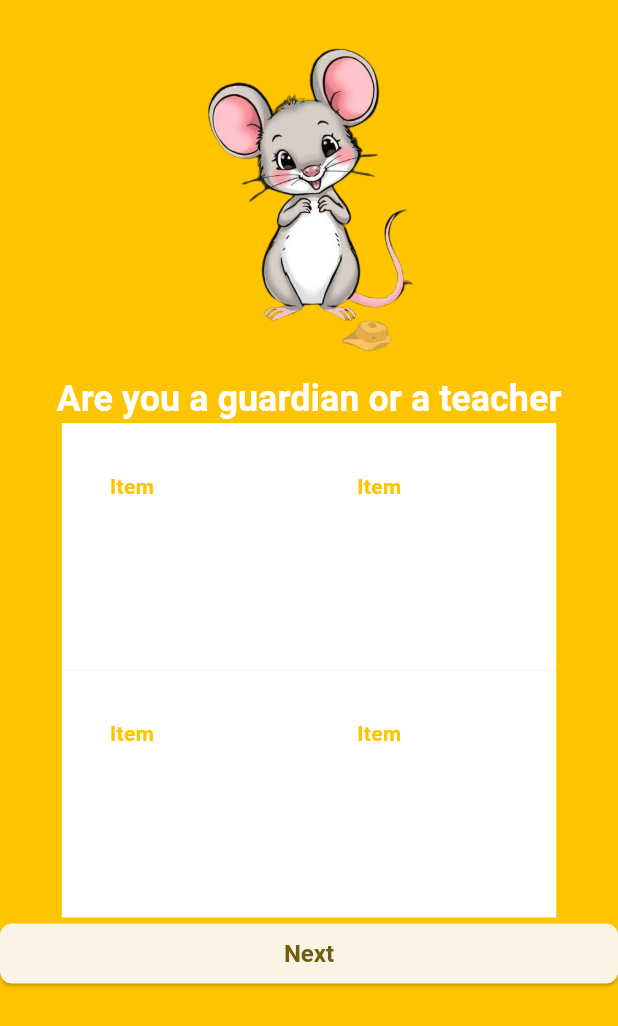
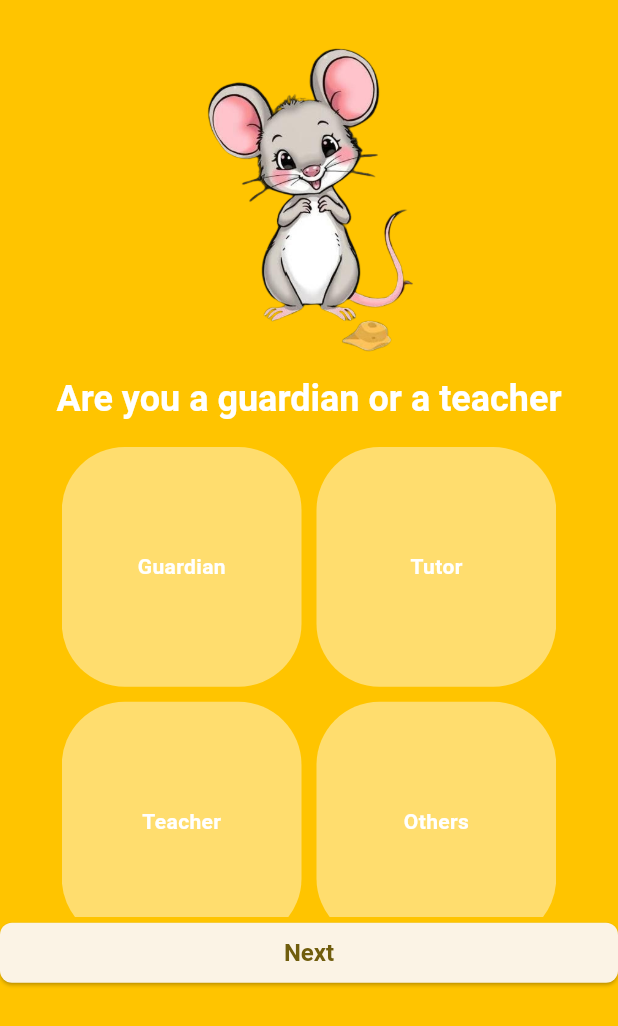
Before and after one commit to JoyObidife/za_phonics, a Flutter app: the SignupPage screen opened directly, after a tap on "Next", on a phone screen of 412 x 824 dp. Shown: the top 1026 px of the screen. Run offline on Flutter 3.47's test engine with Material 3 defaults, Android fonts, the phone set to English and light mode, and no system bars; our stand-ins replace flutter_animate.

Commit message:
implementation of type_of_user_selection

```diff
--- a/lib/pages/signup_page.dart
+++ b/lib/pages/signup_page.dart
@@ -30,7 +30,11 @@ class _SignupPageState extends State<SignupPage> {
                   height: 250,
                 ),
                 if (currentPageIndex == 0) SignupSection(),
-                if (currentPageIndex == 1) TypeOfUserSelectionSection(),
+                if (currentPageIndex == 1) TypeOfUserSelectionSection(
+                  options: ["Guardian", "Tutor", "Teacher", "Others"],
+                 onSelect: (selectedItems) => print(selectedItems),
+
+                ),
 
                 ElevatedButton(
                   style: ElevatedButton.styleFrom(
--- a/lib/widgets/type_of_user_selection_section.dart
+++ b/lib/widgets/type_of_user_selection_section.dart
@@ -1,11 +1,21 @@
 import 'package:flutter/material.dart';
 
-class TypeOfUserSelectionSection extends StatelessWidget {
-  const TypeOfUserSelectionSection({super.key});
+class TypeOfUserSelectionSection extends StatefulWidget {
+  const TypeOfUserSelectionSection({super.key, required this.options, required this.onSelect});
+  final List<String> options;
+  final Function (List<String> selectedItem) onSelect;
+  @override
+  State<TypeOfUserSelectionSection> createState() => _TypeOfUserSelectionSectionState();
+}
 
+class _TypeOfUserSelectionSectionState
+ extends State<TypeOfUserSelectionSection> {
+  Set<String> setOfSelected = {};
   @override
   Widget build(BuildContext context) {
+    var heightOfGrid = MediaQuery.of(context).size.height * 0.38;
     return Column(
+      spacing: 16,
       children: [
         Text(
           "Are you a guardian or a teacher",
@@ -15,15 +25,28 @@ class TypeOfUserSelectionSection extends StatelessWidget {
           ),
         ),
         SizedBox(
-          height: MediaQuery.of(context).size.height * 0.4,
+          height: heightOfGrid,
           width: MediaQuery.of(context).size.height * 0.4,
           child: GridView.builder(
             itemCount: 4,
             gridDelegate: SliverGridDelegateWithFixedCrossAxisCount(
               crossAxisCount: 2,
+               mainAxisSpacing: 10,
+              crossAxisSpacing: 10,
             ),
             itemBuilder: (context, index) {
-              return SelectionGridItem();
+              String item = widget.options[index];
+
+              return SelectionGridItem(
+                label: item,
+                onSelect: (){
+                  if(setOfSelected.contains(item)){
+                    setOfSelected.remove(item);
+                  }else{
+                    setOfSelected.add(item);
+                  }
+                },
+              );
             },
 
           ),
@@ -33,19 +56,42 @@ class TypeOfUserSelectionSection extends StatelessWidget {
   }
 }
 
-class SelectionGridItem extends StatelessWidget {
-  const SelectionGridItem({super.key});
+class SelectionGridItem extends StatefulWidget {
+  const SelectionGridItem({super.key, required this.label, required this.onSelect});
+  final String label;
+  final Function() onSelect;
+
+  @override
+  State<SelectionGridItem> createState() => _SelectionGridItemState();
+}
+
+class _SelectionGridItemState extends State<SelectionGridItem> {
+  var selected = false;
 
   @override
   Widget build(BuildContext context) {
-    return Container(
-      padding: EdgeInsets.all(32),
-      color: Colors.white,
-      child: Text(
-        "Item",
-        style: TextStyle(
-          color: Theme.of(context).primaryColor,
-          fontWeight: FontWeight.bold,
+    return GestureDetector(
+      onTap: (){
+        widget.onSelect();
+        setState(() {
+          selected = !selected;
+        });
+      },
+      child: Container(
+        padding: EdgeInsets.all(28),
+        decoration: BoxDecoration(
+          color:  Colors.white.withAlpha(selected ? 225 : 110),
+          borderRadius: BorderRadius.circular(42)
+        ),
+
+        child: Center(
+          child: Text(
+            widget.label,
+            style: TextStyle(
+              color: selected ? Theme.of(context).primaryColor: Colors.white,
+              fontWeight: FontWeight.bold,
+            ),
+          ),
         ),
       ),
     );
```
